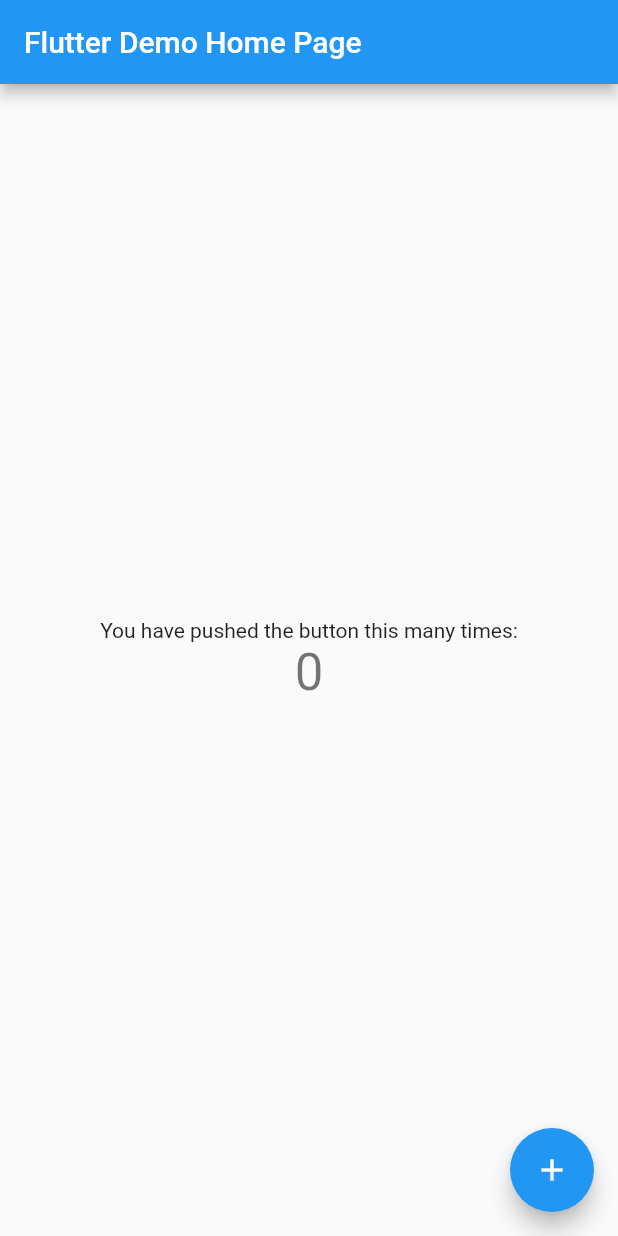
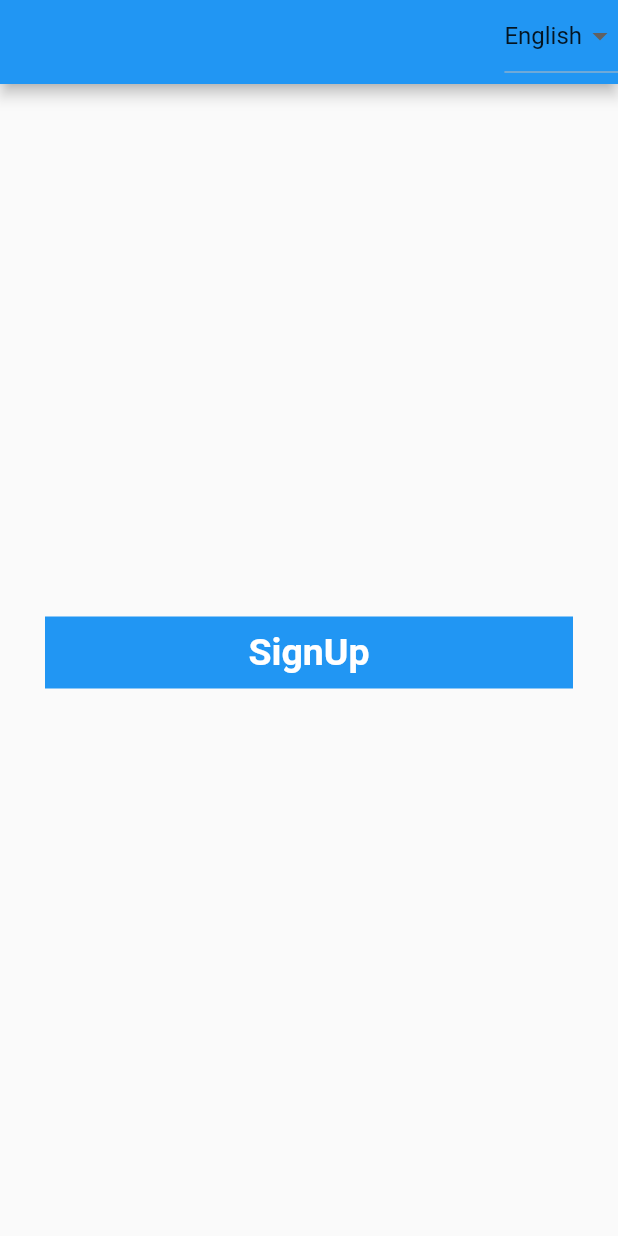
Before and after one commit to Salah-Eltenehy/Tawsila, a Flutter app: the screen it shows after launch, on a phone screen of 412 x 824 dp. Run offline on Flutter 3.47's test engine with Material 2 defaults, Android fonts, the phone set to English and light mode, and no system bars; our stand-ins replace bloc, flutter_bloc.

Commit message:
Build base code for Signup
this code is just to build layout for sign up screen and toggle between arabic & english laguage

```diff
--- /dev/null
+++ b/Frontend/tawsila/lib/layout/CurrentScreen.dart
@@ -0,0 +1,78 @@
+import 'package:flutter/material.dart';
+import 'package:flutter_bloc/flutter_bloc.dart';
+import 'package:tawsila/layout/cubit/AppStates.dart';
+import 'package:tawsila/modules/signup/SignUpScreen.dart';
+
+import '../shared/components/Components.dart';
+import 'cubit/AppProvider.dart';
+
+class CurrentScreen extends StatelessWidget {
+  List<DropdownMenuItem> items = [
+    DropdownMenuItem(child: Text("English"), value: 'English',),
+    DropdownMenuItem(child: Text("العربية"), value: 'العربية',),
+  ];
+
+
+  @override
+  Widget build(BuildContext context) {
+    return BlocProvider(
+      create: (context) => TawsilaMainProvider(),
+      child: BlocConsumer<TawsilaMainProvider, TawsilaStates>(
+        listener: (context, state) {},
+        builder:  (context, state) {
+          var currentCubit = TawsilaMainProvider.get(context);
+          return Scaffold(
+            appBar: AppBar(
+              actions: [
+                  DropdownButton(
+                    items: items,
+                    value: currentCubit.dropDownValue,
+                    onChanged: (value) {
+                      value =="English"? currentCubit.changeLanguage(isEn: true):currentCubit.changeLanguage(isEn: false);
+                    }),
+              ],
+            ),
+            body: Column(
+              crossAxisAlignment: CrossAxisAlignment.center,
+              mainAxisAlignment: MainAxisAlignment.center,
+              children: [
+                Padding(
+                  padding: const EdgeInsets.all(30),
+                  child: Container(
+                    width: double.infinity,
+                    decoration: BoxDecoration(
+                      color: Colors.blue,
+                    ),
+                    child: Center(
+                    child: TextButton(
+                      child: Text(
+                        "SignUp",
+                        style: TextStyle(
+                          color: Colors.white,
+                          fontSize: 25,
+                          fontWeight: FontWeight.bold
+                        ),
+
+                        ),
+                      onPressed: () {
+                        navigateTo(
+                        context: context,
+                        screen: SignUpScreen(language: currentCubit.dropDownValue));
+                      }),
+              ),
+                  ),
+                ),
+                SizedBox(
+                  height: 10,
+                ),
+
+
+              ]
+            )
+          );
+        },
+        ),
+      );
+  }
+
+}
--- /dev/null
+++ b/Frontend/tawsila/lib/layout/cubit/AppProvider.dart
@@ -0,0 +1,18 @@
+import 'package:flutter_bloc/flutter_bloc.dart';
+
+import 'AppStates.dart';
+
+class TawsilaMainProvider extends Cubit<TawsilaStates> {
+  TawsilaMainProvider(): super(TawsliaInitialState());
+
+  static TawsilaMainProvider get(context) => BlocProvider.of(context);
+  bool isEnglish = true;
+  String dropDownValue = "English";
+  changeLanguage({
+    required bool isEn
+  }) {
+    isEnglish = isEn;
+    dropDownValue = isEn? "English" : "العربية";
+    emit(ChangeTawsilaLanguage());
+  }
+}
--- /dev/null
+++ b/Frontend/tawsila/lib/layout/cubit/AppStates.dart
@@ -0,0 +1,5 @@
+abstract class TawsilaStates {}
+
+class TawsliaInitialState extends TawsilaStates {}
+
+class ChangeTawsilaLanguage extends TawsilaStates {}
--- a/Frontend/tawsila/lib/main.dart
+++ b/Frontend/tawsila/lib/main.dart
@@ -1,115 +1,34 @@
+import 'dart:convert';
+
 import 'package:flutter/material.dart';
+import 'package:flutter/services.dart';
+import 'package:flutter_bloc/flutter_bloc.dart';
+import 'package:tawsila/layout/cubit/AppProvider.dart';
+import 'package:tawsila/layout/cubit/AppStates.dart';
+import 'package:tawsila/shared/bloc_observer.dart';
+
+import 'layout/CurrentScreen.dart';
 
 void main() {
-  runApp(const MyApp());
+
+  WidgetsFlutterBinding.ensureInitialized();
+
+
+  Bloc.observer = MyBlocObserver();
+  runApp(MyApp());
 }
 
 class MyApp extends StatelessWidget {
-  const MyApp({super.key});
-
-  // This widget is the root of your application.
+  // This widget is the root of application.
   @override
   Widget build(BuildContext context) {
     return MaterialApp(
-      title: 'Flutter Demo',
+      title: 'Tawsila',
       theme: ThemeData(
-        // This is the theme of your application.
-        //
-        // Try running your application with "flutter run". You'll see the
-        // application has a blue toolbar. Then, without quitting the app, try
-        // changing the primarySwatch below to Colors.green and then invoke
-        // "hot reload" (press "r" in the console where you ran "flutter run",
-        // or simply save your changes to "hot reload" in a Flutter IDE).
-        // Notice that the counter didn't reset back to zero; the application
-        // is not restarted.
         primarySwatch: Colors.blue,
       ),
-      home: const MyHomePage(title: 'Flutter Demo Home Page'),
+      home: CurrentScreen(),
+      debugShowCheckedModeBanner: false,
     );
   }
 }
-
-class MyHomePage extends StatefulWidget {
-  const MyHomePage({super.key, required this.title});
-
-  // This widget is the home page of your application. It is stateful, meaning
-  // that it has a State object (defined below) that contains fields that affect
-  // how it looks.
-
-  // This class is the configuration for the state. It holds the values (in this
-  // case the title) provided by the parent (in this case the App widget) and
-  // used by the build method of the State. Fields in a Widget subclass are
-  // always marked "final".
-
-  final String title;
-
-  @override
-  State<MyHomePage> createState() => _MyHomePageState();
-}
-
-class _MyHomePageState extends State<MyHomePage> {
-  int _counter = 0;
-
-  void _incrementCounter() {
-    setState(() {
-      // This call to setState tells the Flutter framework that something has
-      // changed in this State, which causes it to rerun the build method below
-      // so that the display can reflect the updated values. If we changed
-      // _counter without calling setState(), then the build method would not be
-      // called again, and so nothing would appear to happen.
-      _counter++;
-    });
-  }
-
-  @override
-  Widget build(BuildContext context) {
-    // This method is rerun every time setState is called, for instance as done
-    // by the _incrementCounter method above.
-    //
-    // The Flutter framework has been optimized to make rerunning build methods
-    // fast, so that you can just rebuild anything that needs updating rather
-    // than having to individually change instances of widgets.
-    return Scaffold(
-      appBar: AppBar(
-        // Here we take the value from the MyHomePage object that was created by
-        // the App.build method, and use it to set our appbar title.
-        title: Text(widget.title),
-      ),
-      body: Center(
-        // Center is a layout widget. It takes a single child and positions it
-        // in the middle of the parent.
-        child: Column(
-          // Column is also a layout widget. It takes a list of children and
-          // arranges them vertically. By default, it sizes itself to fit its
-          // children horizontally, and tries to be as tall as its parent.
-          //
-          // Invoke "debug painting" (press "p" in the console, choose the
-          // "Toggle Debug Paint" action from the Flutter Inspector in Android
-          // Studio, or the "Toggle Debug Paint" command in Visual Studio Code)
-          // to see the wireframe for each widget.
-          //
-          // Column has various properties to control how it sizes itself and
-          // how it positions its children. Here we use mainAxisAlignment to
-          // center the children vertically; the main axis here is the vertical
-          // axis because Columns are vertical (the cross axis would be
-          // horizontal).
-          mainAxisAlignment: MainAxisAlignment.center,
-          children: <Widget>[
-            const Text(
-              'You have pushed the button this many times:',
-            ),
-            Text(
-              '$_counter',
-              style: Theme.of(context).textTheme.headline4,
-            ),
-          ],
-        ),
-      ),
-      floatingActionButton: FloatingActionButton(
-        onPressed: _incrementCounter,
-        tooltip: 'Increment',
-        child: const Icon(Icons.add),
-      ), // This trailing comma makes auto-formatting nicer for build methods.
-    );
-  }
-}
```
Also changed, not shown: Frontend/tawsila/assets/languages/arabic.json (added, +16 -0 lines), Frontend/tawsila/assets/languages/english.json (added, +22 -0 lines), Frontend/tawsila/lib/modules/signup/SignUpScreen.dart (added, +189 -0 lines), Frontend/tawsila/lib/modules/signup/cubit/SignUpProvider.dart (added, +58 -0 lines), Frontend/tawsila/lib/modules/signup/cubit/SignUpStates.dart (added, +13 -0 lines), Frontend/tawsila/lib/shared/bloc_observer.dart (added, +28 -0 lines), Frontend/tawsila/lib/shared/components/Components.dart (added, +103 -0 lines), Frontend/tawsila/pubspec.yaml (+9 -2 lines), Frontend/tawsila/pubspec.lock, 2 other files.
